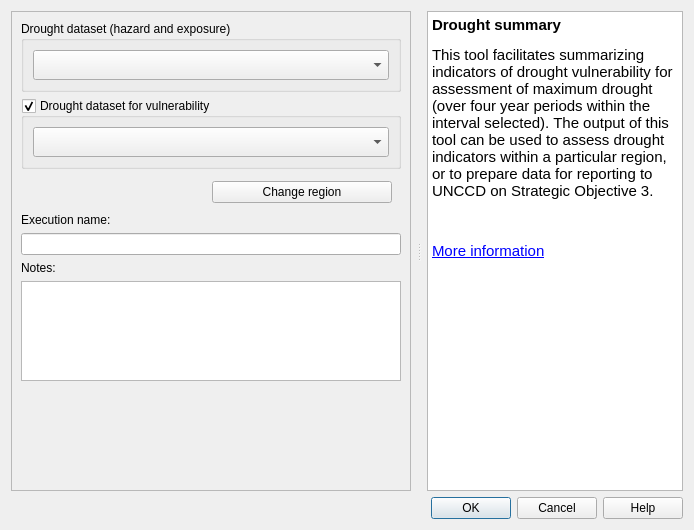
Old version of the form LDMP/gui/DlgCalculateDroughtSummary.ui in the repository ConservationInternational/trends.earth.
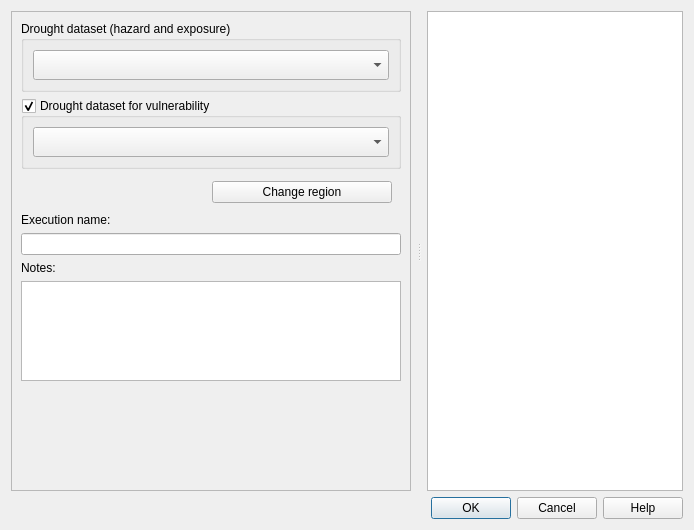
New version of the form. Custom widgets are drawn as their Qt base class.

Patch:
```diff
--- a/LDMP/gui/DlgCalculateDroughtSummary.ui
+++ b/LDMP/gui/DlgCalculateDroughtSummary.ui
@@ -317,16 +317,7 @@
       <property name="accessibleName">
        <string/>
       </property>
-      <property name="html">
-       <string>&lt;!DOCTYPE HTML PUBLIC &quot;-//W3C//DTD HTML 4.0//EN&quot; &quot;http://www.w3.org/TR/REC-html40/strict.dtd&quot;&gt;
-&lt;html&gt;&lt;head&gt;&lt;meta name=&quot;qrichtext&quot; content=&quot;1&quot; /&gt;&lt;style type=&quot;text/css&quot;&gt;
-p, li { white-space: pre-wrap; }
-&lt;/style&gt;&lt;/head&gt;&lt;body style=&quot; font-family:'MS Shell Dlg 2'; font-size:12pt; font-weight:400; font-style:normal;&quot;&gt;
-&lt;p style=&quot; margin-top:18px; margin-bottom:12px; margin-left:0px; margin-right:0px; -qt-block-indent:0; text-indent:0px;&quot;&gt;&lt;span style=&quot; font-family:'Ubuntu'; font-size:11pt; font-weight:600;&quot;&gt;Drought summary&lt;/span&gt;&lt;/p&gt;
-&lt;p style=&quot; margin-top:12px; margin-bottom:12px; margin-left:0px; margin-right:0px; -qt-block-indent:0; text-indent:0px;&quot;&gt;&lt;span style=&quot; font-family:'Ubuntu'; font-size:11pt;&quot;&gt;This tool facilitates summarizing indicators of drought vulnerability for assessment of maximum drought (over four year periods within the interval selected). The output of this tool can be used to assess drought indicators within a particular region, or to prepare data for reporting to UNCCD on Strategic Objective 3.&lt;/span&gt;&lt;/p&gt;
-&lt;p style=&quot;-qt-paragraph-type:empty; margin-top:12px; margin-bottom:12px; margin-left:0px; margin-right:0px; -qt-block-indent:0; text-indent:0px; font-family:'Ubuntu'; font-size:11pt;&quot;&gt;&lt;br /&gt;&lt;/p&gt;
-&lt;p style=&quot; margin-top:12px; margin-bottom:12px; margin-left:0px; margin-right:0px; -qt-block-indent:0; text-indent:0px;&quot;&gt;&lt;a href=&quot;https://docs.trends.earth/en/latest/for_users/features/unccdreporting.html#unccd-strategic-objective-3-so-3&quot;&gt;&lt;span style=&quot; font-family:'Ubuntu'; font-size:11pt; text-decoration: underline; &quot;&gt;More information&lt;/span&gt;&lt;/a&gt;&lt;/p&gt;&lt;/body&gt;&lt;/html&gt;</string>
-      </property>
+      <property name="html"><string/></property>
       <property name="openExternalLinks">
        <bool>true</bool>
       </property>
```
